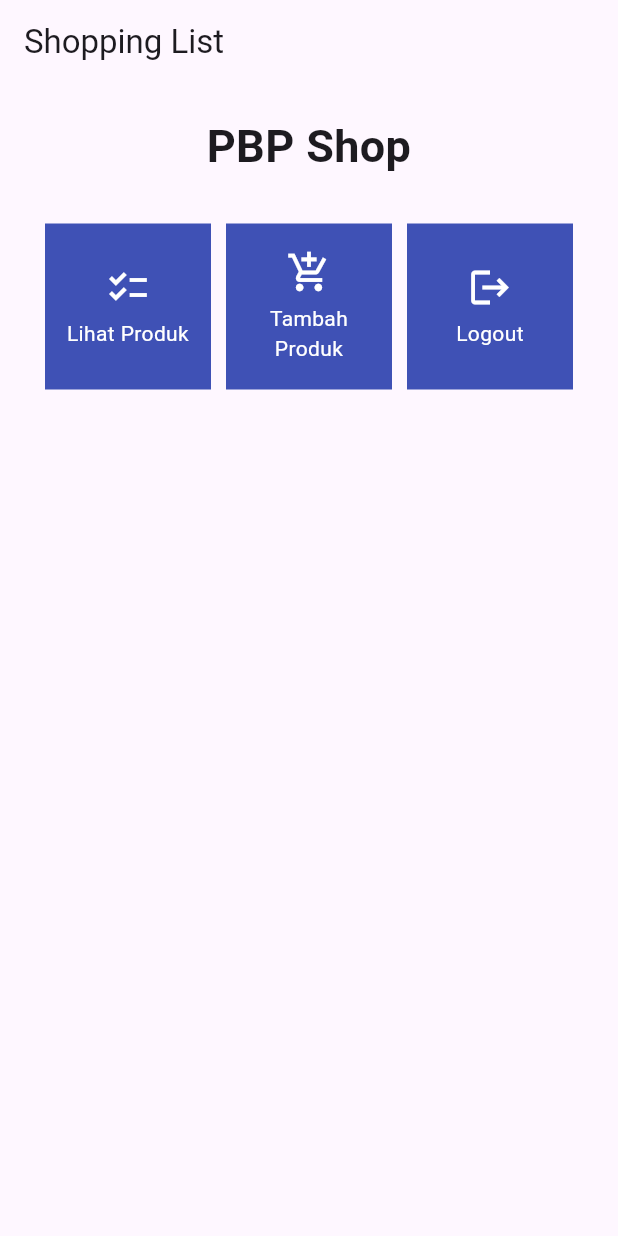
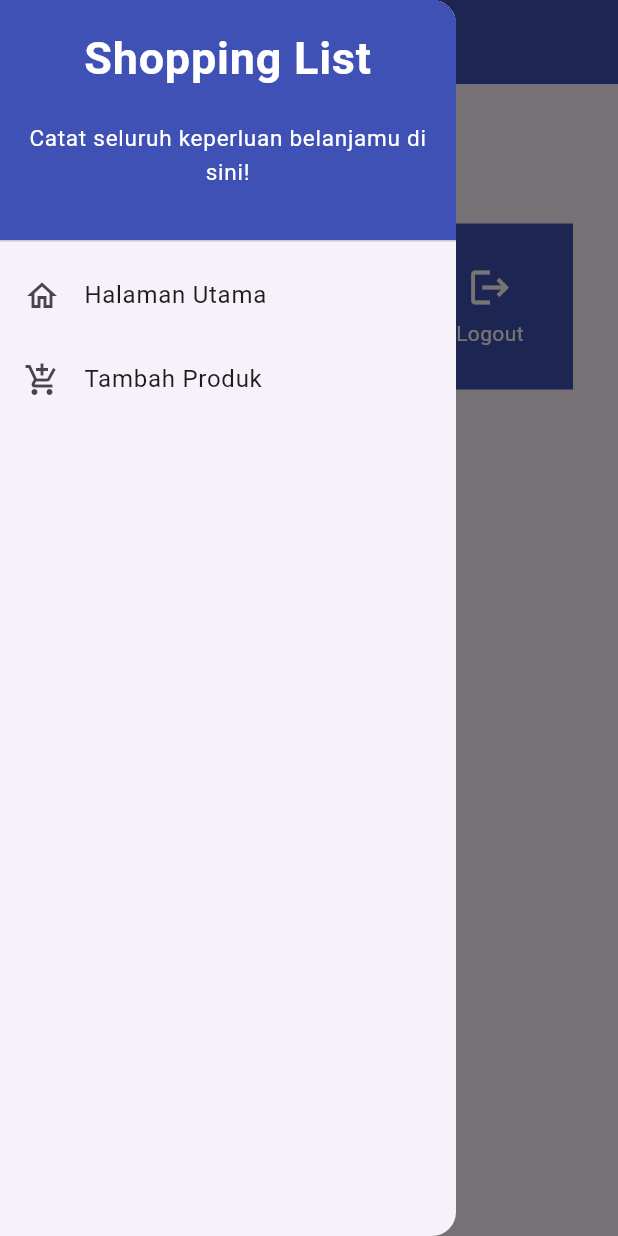
Before and after one commit to novitaaams/shopping_list_mobile, a Flutter app: the screen it shows after launch, with the side drawer open (before the commit the screen has no drawer), on a phone screen of 412 x 824 dp. Run offline on Flutter 3.47's test engine with Material 2 defaults, Android fonts, the phone set to English and light mode, and no system bars.

Commit message:
tutorial 7 selesai

```diff
--- a/lib/main.dart
+++ b/lib/main.dart
@@ -1,5 +1,5 @@
 import 'package:flutter/material.dart';
-import 'package:shopping_list/menu.dart';
+import 'package:shopping_list/screens/menu.dart';
 
 void main() {
   runApp(const MyApp());
--- a/lib/menu.dart
+++ b/lib/screens/menu.dart
@@ -1,11 +1,9 @@
 import 'package:flutter/material.dart';
+import 'package:shopping_list/screens/shoplist_form.dart';
+import 'package:shopping_list/widgets/left_drawer.dart';
+import 'package:shopping_list/widgets/shop_card.dart';
 
-class ShopItem {
-  final String name;
-  final IconData icon;
 
-  ShopItem(this.name, this.icon);
-}
 class ShopCard extends StatelessWidget {
   final ShopItem item;
 
@@ -23,6 +21,14 @@ class ShopCard extends StatelessWidget {
             ..hideCurrentSnackBar()
             ..showSnackBar(SnackBar(
                 content: Text("Kamu telah menekan tombol ${item.name}!")));
+          if (item.name == "Tambah Produk") {
+             Navigator.pushReplacement(
+                  context,
+                  MaterialPageRoute(
+                    builder: (context) => ShopFormPage(),
+                  ));
+            // TODO: Gunakan Navigator.push untuk melakukan navigasi ke MaterialPageRoute yang mencakup ShopFormPage.
+          }
         },
         child: Container(
           // Container untuk menyimpan Icon dan Text
@@ -77,7 +83,10 @@ class MyHomePage extends StatelessWidget {
           title: const Text(
             'Shopping List',
           ),
+          backgroundColor: Colors.indigo,
+          foregroundColor: Colors.white,
         ),
+        drawer: const LeftDrawer(),
         body: SingleChildScrollView(
           // Widget wrapper yang dapat discroll
           child: Padding(
--- /dev/null
+++ b/lib/widgets/left_drawer.dart
@@ -0,0 +1,76 @@
+import 'package:flutter/material.dart';
+import 'package:shopping_list/screens/menu.dart';
+import 'package:shopping_list/screens/shoplist_form.dart';
+
+class LeftDrawer extends StatelessWidget {
+  const LeftDrawer({super.key});
+
+  @override
+  Widget build(BuildContext context) {
+    return Drawer(
+      child: ListView(
+        children: [
+          const DrawerHeader(
+            // TODO: Bagian drawer header
+            decoration: BoxDecoration(
+            color: Colors.indigo,
+          ),
+          child: Column(
+            children: [
+              Text(
+                'Shopping List',
+                textAlign: TextAlign.center,
+                style: TextStyle(
+                  fontSize: 30,
+                  fontWeight: FontWeight.bold,
+                  color: Colors.white,
+                ),
+              ),
+              Padding(padding: EdgeInsets.all(10)),
+              Text("Catat seluruh keperluan belanjamu di sini!",
+                    textAlign: TextAlign.center,
+                    style: TextStyle(
+                      fontSize: 15, // Mengganti ukuran font menjadi 15
+                      fontWeight: FontWeight.normal, // Menggunakan weight biasa (normal)
+                      color: Colors.white,
+                    ),
+                      // TODO: Tambahkan gaya teks dengan center alignment, font ukuran 15, warna putih, dan weight biasa
+                  ),
+            ],
+          ),
+          ),
+          // TODO: Bagian routing
+          ListTile(
+            leading: const Icon(Icons.home_outlined),
+            title: const Text('Halaman Utama'),
+            // Bagian redirection ke MyHomePage
+            onTap: () {
+              Navigator.pushReplacement(
+                  context,
+                  MaterialPageRoute(
+                    builder: (context) => MyHomePage(),
+                  ));
+            },
+          ),
+          ListTile(
+            leading: const Icon(Icons.add_shopping_cart),
+            title: const Text('Tambah Produk'),
+            // Bagian redirection ke ShopFormPage
+            onTap: () {
+              Navigator.pushReplacement(
+                  context,
+                  MaterialPageRoute(
+                    builder: (context) => ShopFormPage(),
+                  ));
+
+              /*
+              TODO: Buatlah routing ke ShopFormPage di sini,
+              setelah halaman ShopFormPage sudah dibuat.
+              */
+            },
+          ),
+        ],
+      ),
+    );
+  }
+}
```
Also changed, not shown: lib/screens/shoplist_form.dart (added, +166 -0 lines), lib/widgets/shop_card.dart (added, +9 -0 lines).
